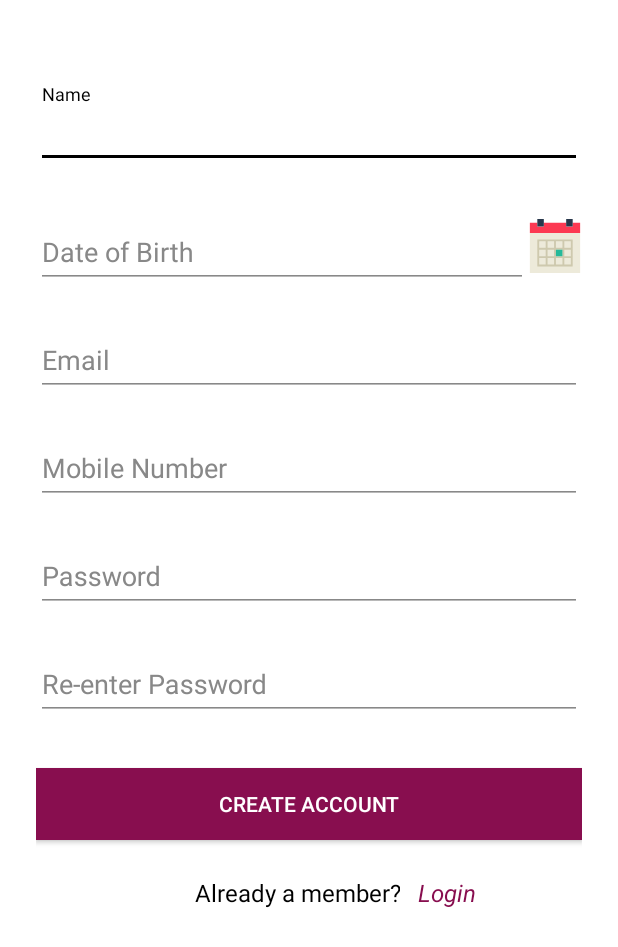
After one commit to mrtoandoan/framgia_hair_stylist_android, an Android app: the RegisterActivity screen opened directly, with no data from a screen before it, on a phone screen of 412 x 824 dp. The commit adds this screen. Shown: the top 947 px of the screen. Run offline under Robolectric (Android 15) with nearby library versions, the phone set to English and light mode, and no system bars; our stand-ins replace data binding.

Commit message:
ui_register

```diff
--- a/app/build.gradle
+++ b/app/build.gradle
@@ -23,11 +23,12 @@ android {
 }
 
 dependencies {
-    compile fileTree(dir: 'libs', include: ['*.jar'])
+    compile fileTree(include: ['*.jar'], dir: 'libs')
     androidTestCompile('com.android.support.test.espresso:espresso-core:2.2.2', {
         exclude group: 'com.android.support', module: 'support-annotations'
     })
     compile 'com.android.support:appcompat-v7:25.3.1'
     compile 'com.android.support.constraint:constraint-layout:1.0.2'
     testCompile 'junit:junit:4.12'
+    compile 'com.android.support:design:25.3.1'
 }
--- /dev/null
+++ b/app/src/main/java/com/framgia/fsalon/screen/register/RegisterActivity.java
@@ -0,0 +1,39 @@
+package com.framgia.fsalon.screen.register;
+
+import android.databinding.DataBindingUtil;
+import android.os.Bundle;
+import android.support.v7.app.AppCompatActivity;
+
+import framgia.fsalon.R;
+import framgia.fsalon.databinding.ActivityRegisterBinding;
+
+/**
+ * Register Screen.
+ */
+public class RegisterActivity extends AppCompatActivity {
+    private RegisterContract.ViewModel mViewModel;
+
+    @Override
+    protected void onCreate(Bundle savedInstanceState) {
+        super.onCreate(savedInstanceState);
+        mViewModel = new RegisterViewModel();
+        RegisterContract.Presenter presenter =
+            new RegisterPresenter(mViewModel);
+        mViewModel.setPresenter(presenter);
+        ActivityRegisterBinding binding =
+            DataBindingUtil.setContentView(this, R.layout.activity_register);
+        binding.setViewModel((RegisterViewModel) mViewModel);
+    }
+
+    @Override
+    protected void onStart() {
+        super.onStart();
+        mViewModel.onStart();
+    }
+
+    @Override
+    protected void onStop() {
+        mViewModel.onStop();
+        super.onStop();
+    }
+}
--- /dev/null
+++ b/app/src/main/java/com/framgia/fsalon/screen/register/RegisterContract.java
@@ -0,0 +1,21 @@
+package com.framgia.fsalon.screen.register;
+
+import com.framgia.fsalon.BasePresenter;
+import com.framgia.fsalon.BaseViewModel;
+
+/**
+ * This specifies the contract between the view and the presenter.
+ */
+interface RegisterContract {
+    /**
+     * View.
+     */
+    interface ViewModel extends BaseViewModel<Presenter> {
+    }
+
+    /**
+     * Presenter.
+     */
+    interface Presenter extends BasePresenter {
+    }
+}
--- /dev/null
+++ b/app/src/main/java/com/framgia/fsalon/screen/register/RegisterPresenter.java
@@ -0,0 +1,21 @@
+package com.framgia.fsalon.screen.register;
+
+/**
+ * Listens to user actions from the UI ({@link RegisterActivity}), retrieves the data and updates
+ * the UI as required.
+ */
+final class RegisterPresenter implements RegisterContract.Presenter {
+    private final RegisterContract.ViewModel mViewModel;
+
+    public RegisterPresenter(RegisterContract.ViewModel viewModel) {
+        mViewModel = viewModel;
+    }
+
+    @Override
+    public void onStart() {
+    }
+
+    @Override
+    public void onStop() {
+    }
+}
--- /dev/null
+++ b/app/src/main/java/com/framgia/fsalon/screen/register/RegisterViewModel.java
@@ -0,0 +1,26 @@
+package com.framgia.fsalon.screen.register;
+
+/**
+ * Exposes the data to be used in the Register screen.
+ */
+public class RegisterViewModel implements RegisterContract.ViewModel {
+    private RegisterContract.Presenter mPresenter;
+
+    public RegisterViewModel() {
+    }
+
+    @Override
+    public void onStart() {
+        mPresenter.onStart();
+    }
+
+    @Override
+    public void onStop() {
+        mPresenter.onStop();
+    }
+
+    @Override
+    public void setPresenter(RegisterContract.Presenter presenter) {
+        mPresenter = presenter;
+    }
+}
--- /dev/null
+++ b/app/src/main/res/drawable/ic_calendar.xml
@@ -0,0 +1,9 @@
+<vector android:height="200dp" android:viewportHeight="58.0"
+    android:viewportWidth="58.0" android:width="200dp" xmlns:android="http://schemas.android.com/apk/res/android">
+    <path android:fillColor="#FC3952" android:pathData="M48,4l0,4l-7,0l0,-4l-24,0l0,4l-7,0l0,-4l-8,0l0,11l54,0l0,-11z"/>
+    <path android:fillColor="#EDEADA" android:pathData="M10,15l-8,0l0,43l54,0l0,-43l-8,0l-7,0l-24,0z"/>
+    <path android:fillColor="#CEC9AE" android:pathData="M39,22h-2h-7h-2h-7h-2h-9v9v2v7v2v9h9h2h7h2h7h2h9v-9v-2v-7v-2v-9H39zM30,24h7v7h-7V24zM37,40h-7v-7h7V40zM21,33h7v7h-7V33zM21,24h7v7h-7V24zM12,24h7v7h-7V24zM12,33h7v7h-7V33zM19,49h-7v-7h7V49zM28,49h-7v-7h7V49zM37,49h-7v-7h7V49zM46,49h-7v-7h7V49zM46,40h-7v-7h7V40zM39,31v-7h7v7H39z"/>
+    <path android:fillColor="#28384C" android:pathData="M10,0h7v8h-7z"/>
+    <path android:fillColor="#28384C" android:pathData="M41,0h7v8h-7z"/>
+    <path android:fillColor="#26B99A" android:pathData="M30,33h7v7h-7z"/>
+</vector>
--- /dev/null
+++ b/app/src/main/res/layout/activity_register.xml
@@ -0,0 +1,160 @@
+<?xml version="1.0" encoding="utf-8"?>
+<layout
+    xmlns:android="http://schemas.android.com/apk/res/android"
+    >
+
+    <data>
+
+        <variable
+            name="viewModel"
+            type="com.framgia.fsalon.screen.register.RegisterViewModel"
+            />
+
+    </data>
+
+    <ScrollView
+        android:layout_width="match_parent"
+        android:layout_height="match_parent"
+        android:fitsSystemWindows="true">
+
+        <LinearLayout
+            android:layout_width="match_parent"
+            android:layout_height="wrap_content"
+            android:orientation="vertical"
+            android:paddingLeft="@dimen/dp_24"
+            android:paddingRight="@dimen/dp_24"
+            android:paddingTop="@dimen/dp_48">
+
+            <android.support.design.widget.TextInputLayout
+                android:layout_width="match_parent"
+                android:layout_height="wrap_content"
+                android:layout_marginBottom="@dimen/dp_8"
+                android:layout_marginTop="@dimen/dp_8">
+
+                <EditText
+                    android:layout_width="match_parent"
+                    android:layout_height="wrap_content"
+                    android:hint="@string/hint_name"
+                    android:inputType="textPersonName"/>
+            </android.support.design.widget.TextInputLayout>
+
+            <LinearLayout
+                android:layout_width="match_parent"
+                android:layout_height="wrap_content"
+                android:layout_marginTop="@dimen/dp_8"
+                android:orientation="horizontal">
+
+                <android.support.design.widget.TextInputLayout
+                    android:layout_width="0dp"
+                    android:layout_height="wrap_content"
+                    android:layout_marginBottom="@dimen/dp_8"
+                    android:layout_marginTop="@dimen/dp_8"
+                    android:layout_weight="1">
+
+                    <EditText
+                        android:layout_width="match_parent"
+                        android:layout_height="wrap_content"
+                        android:enabled="false"
+                        android:focusable="false"
+                        android:hint="@string/hint_birth"/>
+                </android.support.design.widget.TextInputLayout>
+
+                <ImageView
+                    android:layout_width="@dimen/dp_36"
+                    android:layout_height="@dimen/dp_36"
+                    android:layout_gravity="center"
+                    android:scaleType="fitCenter"
+                    android:src="@drawable/ic_calendar"/>
+            </LinearLayout>
+
+            <android.support.design.widget.TextInputLayout
+                android:layout_width="match_parent"
+                android:layout_height="wrap_content"
+                android:layout_marginBottom="@dimen/dp_8"
+                android:layout_marginTop="@dimen/dp_8">
+
+                <EditText
+                    android:layout_width="match_parent"
+                    android:layout_height="wrap_content"
+                    android:hint="@string/hint_email"
+                    android:inputType="textEmailAddress"/>
+            </android.support.design.widget.TextInputLayout>
+
+            <android.support.design.widget.TextInputLayout
+                android:layout_width="match_parent"
+                android:layout_height="wrap_content"
+                android:layout_marginBottom="@dimen/dp_8"
+                android:layout_marginTop="@dimen/dp_8">
+
+                <EditText
+                    android:layout_width="match_parent"
+                    android:layout_height="wrap_content"
+                    android:hint="@string/hint_mobile"
+                    android:inputType="number"/>
+            </android.support.design.widget.TextInputLayout>
+
+            <android.support.design.widget.TextInputLayout
+                android:layout_width="match_parent"
+                android:layout_height="wrap_content"
+                android:layout_marginBottom="@dimen/dp_8"
+                android:layout_marginTop="@dimen/dp_8">
+
+                <EditText
+                    android:layout_width="match_parent"
+                    android:layout_height="wrap_content"
+                    android:hint="@string/hint_password"
+                    android:inputType="textPassword"/>
+            </android.support.design.widget.TextInputLayout>
+
+            <android.support.design.widget.TextInputLayout
+                android:layout_width="match_parent"
+                android:layout_height="wrap_content"
+                android:layout_marginBottom="@dimen/dp_8"
+                android:layout_marginTop="@dimen/dp_8">
+
+                <EditText
+                    android:layout_width="match_parent"
+                    android:layout_height="wrap_content"
+                    android:hint="@string/hint_re_password"
+                    android:inputType="textPassword"/>
+            </android.support.design.widget.TextInputLayout>
+
+            <android.support.v7.widget.AppCompatButton
+                android:layout_width="match_parent"
+                android:layout_height="wrap_content"
+                android:layout_marginBottom="@dimen/dp_24"
+                android:layout_marginTop="@dimen/dp_24"
+                android:background="@color/color_pink_accent_200"
+                android:padding="@dimen/dp_12"
+                android:text="@string/action_create"
+                android:textColor="@android:color/white"/>
+
+            <LinearLayout
+                android:layout_width="match_parent"
+                android:layout_height="wrap_content"
+                android:orientation="horizontal">
+
+                <TextView
+                    android:layout_width="0dp"
+                    android:layout_height="wrap_content"
+                    android:layout_marginBottom="@dimen/dp_24"
+                    android:layout_weight="2"
+                    android:gravity="right"
+                    android:text="@string/msg_member"
+                    android:textColor="@android:color/black"
+                    android:textSize="@dimen/sp_16"/>
+
+                <TextView
+                    android:layout_width="0dp"
+                    android:layout_height="wrap_content"
+                    android:layout_weight="1"
+                    android:paddingLeft="@dimen/dp_12"
+                    android:text="@string/action_login"
+                    android:textColor="@color/color_pink_accent_200"
+                    android:textSize="@dimen/sp_16"
+                    android:textStyle="italic"/>
+            </LinearLayout>
+
+        </LinearLayout>
+    </ScrollView>
+</layout>
--- a/app/src/main/res/values/colors.xml
+++ b/app/src/main/res/values/colors.xml
@@ -3,4 +3,8 @@
     <color name="colorPrimary">#F06292</color>
     <color name="colorPrimaryDark">#AD1457</color>
     <color name="colorAccent">#FF4081</color>
+
+    <color name="color_material_brown_100">#CCCCCC</color>
+    <color name="color_material_brown_300">#888888</color>
+    <color name="color_pink_accent_200">#880e4f</color>
 </resources>
--- /dev/null
+++ b/app/src/main/res/values/dimens.xml
@@ -0,0 +1,9 @@
+<?xml version="1.0" encoding="utf-8"?>
+<resources>
+    <dimen name="sp_16">16sp</dimen>
+    <dimen name="dp_24">24dp</dimen>
+    <dimen name="dp_8">8dp</dimen>
+    <dimen name="dp_48">48dp</dimen>
+    <dimen name="dp_12">12dp</dimen>
+    <dimen name="dp_36">36dp</dimen>
+</resources>
--- a/app/src/main/res/values/strings.xml
+++ b/app/src/main/res/values/strings.xml
@@ -1,3 +1,15 @@
 <resources>
     <string name="app_name">FSalon</string>
+
+    <string name="action_create">Create Account</string>
+    <string name="action_login">Login</string>
+
+    <string name="hint_name">Name</string>
+    <string name="hint_birth">Date of Birth</string>
+    <string name="hint_email">Email</string>
+    <string name="hint_mobile">Mobile Number</string>
+    <string name="hint_password">Password</string>
+    <string name="hint_re_password">Re-enter Password</string>
+
+    <string name="msg_member">Already a member?</string>
 </resources>
--- a/app/src/main/res/values/styles.xml
+++ b/app/src/main/res/values/styles.xml
@@ -8,4 +8,18 @@
         <item name="colorAccent">@color/colorAccent</item>
     </style>
 
+    <style name="AppTheme.Register" parent="Theme.AppCompat.Light.NoActionBar">
+        <item name="colorPrimaryDark">@color/colorPrimaryDark</item>
+        <item name="colorAccent">@android:color/white</item>
+
+        <item name="android:windowBackground">@android:color/white</item>
+
+        <item name="colorControlNormal">@color/color_material_brown_300</item>
+        <item name="colorControlActivated">@android:color/black</item>
+        <item name="colorControlHighlight">@android:color/black</item>
+        <item name="android:textColorHint">@color/color_material_brown_300</item>
+
+        <item name="colorButtonNormal">@color/color_pink_accent_200</item>
+    </style>
+
 </resources>
--- a/build.gradle
+++ b/build.gradle
@@ -5,7 +5,7 @@ buildscript {
         jcenter()
     }
     dependencies {
-        classpath 'com.android.tools.build:gradle:2.3.1'
+        classpath 'com.android.tools.build:gradle:2.3.3'
 
         // NOTE: Do not place your application dependencies here; they belong
         // in the individual module build.gradle files
```
Also changed, not shown: app/src/main/AndroidManifest.xml (+6 -2 lines).
